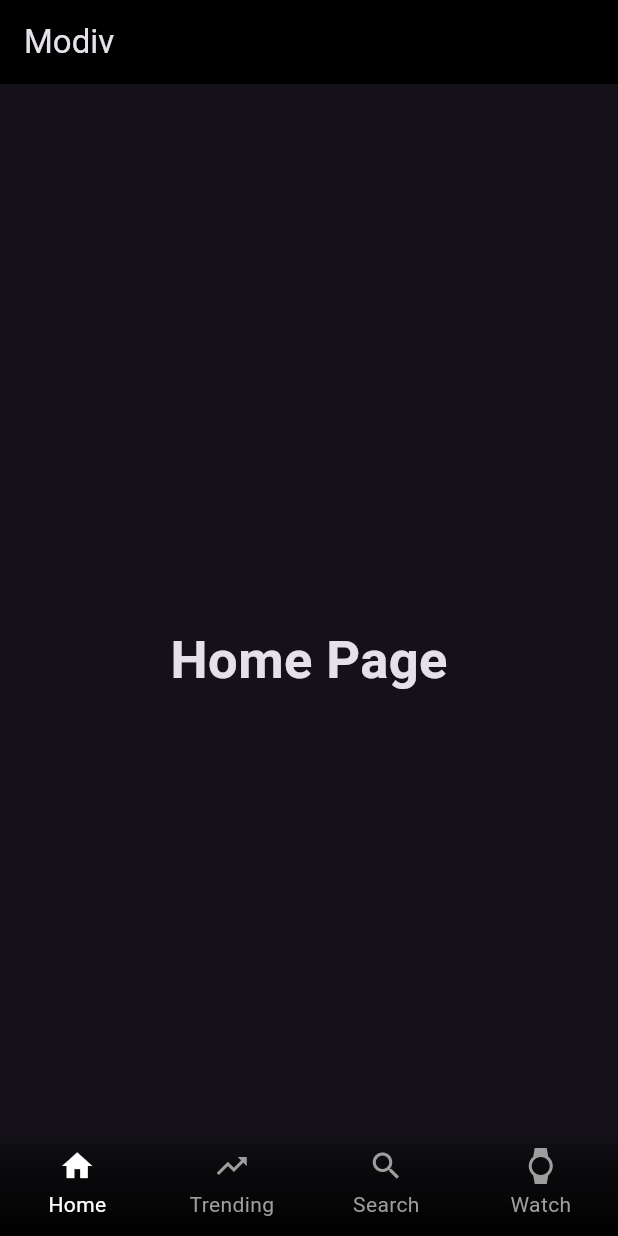
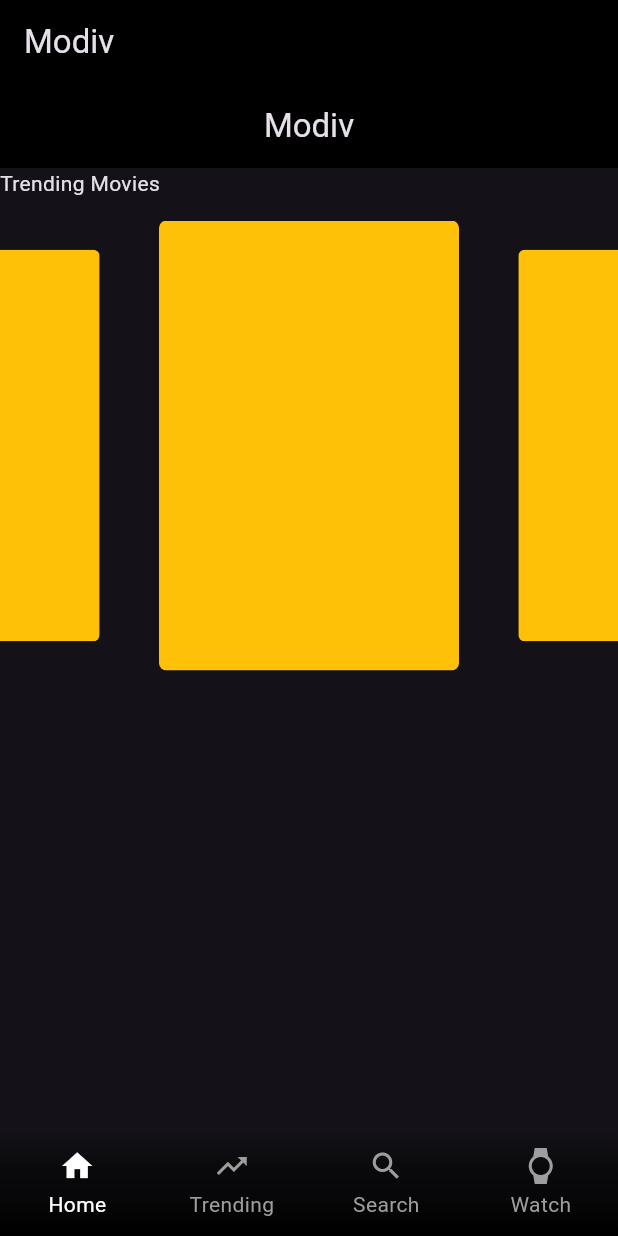
Before and after one commit to AdnanAliMumtaz/Movie_Application, a Flutter app: the screen it shows after launch, on a phone screen of 412 x 824 dp. Run offline on Flutter 3.47's test engine with Material 3 defaults, Android fonts, the phone set to English and light mode, and no system bars; drawn by our look-alikes of carousel_slider.

Commit message:
added a basic home layout

```diff
--- /dev/null
+++ b/lib/home.dart
@@ -0,0 +1,59 @@
+import 'package:flutter/material.dart';
+import 'package:carousel_slider/carousel_slider.dart';
+
+class Home extends StatefulWidget {
+  const Home({super.key});
+
+  @override
+  State<Home> createState() => _HomeState();
+}
+
+class _HomeState extends State<Home>
+{
+  @override
+  Widget build(BuildContext context) {
+    return Scaffold(
+      appBar: AppBar(
+        backgroundColor: Colors.black,
+        elevation: 0,
+        title: const Text("Modiv"),
+        centerTitle: true,
+      ),
+      body: SingleChildScrollView(
+        physics: const BouncingScrollPhysics(),
+        child: Column(
+          crossAxisAlignment: CrossAxisAlignment.start,
+          children: [
+            Text("Trending Movies"),
+            const SizedBox(height: 15,),
+            SizedBox(
+              width: double.infinity,
+              child: CarouselSlider.builder(
+                itemCount: 10,
+                options: CarouselOptions(
+                  height: 300,
+                  autoPlay: true,
+                  viewportFraction: 0.55,
+                  enlargeCenterPage: true,
+                  pageSnapping: true,
+                  autoPlayCurve: Curves.fastOutSlowIn,
+                  autoPlayAnimationDuration: const Duration(seconds: 1),
+                  ),
+                itemBuilder: (context, itemIndex, pageViewIndex) {
+                  return ClipRRect(
+                    borderRadius: BorderRadius.circular(5),
+                    child: Container(
+                      height: 300,
+                      width: 200,
+                      color: Colors.amber,
+                    ),
+                  );
+                },
+              )
+            ),
+          ],
+        ),
+      ),
+    );
+   }
+}
--- a/lib/main.dart
+++ b/lib/main.dart
@@ -1,14 +1,13 @@
 import 'package:flutter/material.dart';
 import 'trending.dart';
 import 'search.dart';
+import 'home.dart';
 
 void main() {
   runApp(MyApp());
 }
 
 class MyApp extends StatelessWidget {
-  const MyApp({super.key});
-
   @override
   Widget build(BuildContext context) {
     return MaterialApp(
@@ -19,17 +18,16 @@ class MyApp extends StatelessWidget {
 }
 
 class MyHomePage extends StatefulWidget {
-  const MyHomePage({super.key});
-
   @override
   _MyHomePageState createState() => _MyHomePageState();
 }
 
 class _MyHomePageState extends State<MyHomePage> {
   int _selectedIndex = 0;
+  PageController _pageController = PageController();
 
   final List<Widget> _pages = [
-    HomePage(),
+    Home(),
     Trending(),
     Search(),
     WatchPage(),
@@ -39,18 +37,31 @@ class _MyHomePageState extends State<MyHomePage> {
     setState(() {
       _selectedIndex = index;
     });
+    _pageController.animateToPage(
+      index,
+      duration: Duration(milliseconds: 300),
+      curve: Curves.ease,
+    );
   }
 
   @override
   Widget build(BuildContext context) {
     return Scaffold(
       appBar: AppBar(
-        title: const Text('Modiv'),
+        title: Text('Modiv'),
         backgroundColor: Colors.black,
       ),
       body: Stack(
         children: [
-          _pages[_selectedIndex],
+          PageView(
+            controller: _pageController,
+            children: _pages,
+            onPageChanged: (index) {
+              setState(() {
+                _selectedIndex = index;
+              });
+            },
+          ),
           Positioned(
             left: 0,
             right: 0,
@@ -100,7 +111,7 @@ class _MyHomePageState extends State<MyHomePage> {
                 icon,
                 color: isSelected ? Colors.white : Colors.grey,
               ),
-              const SizedBox(height: 4),
+              SizedBox(height: 4),
               Text(
                 title,
                 style: TextStyle(
@@ -115,24 +126,10 @@ class _MyHomePageState extends State<MyHomePage> {
   }
 }
 
-class HomePage extends StatelessWidget {
-  const HomePage({super.key});
-
-  @override
-  Widget build(BuildContext context) {
-    return const Center(
-      child: Text(
-        'Home Page',
-        style: TextStyle(fontSize: 35, fontWeight: FontWeight.bold),
-      ),
-    );
-  }
-}
-
 class WatchPage extends StatelessWidget {
   @override
   Widget build(BuildContext context) {
-    return const Center(
+    return Center(
       child: Text(
         'Watch Page',
         style: TextStyle(fontSize: 35, fontWeight: FontWeight.bold),
--- a/pubspec.yaml
+++ b/pubspec.yaml
@@ -37,6 +37,7 @@ dependencies:
   cupertino_icons: ^1.0.6
   http: ^1.2.1
   url_launcher: ^6.2.5
+  carousel_slider: ^4.2.1
 
 dev_dependencies:
   flutter_test:
```
Also changed, not shown: pubspec.lock.
